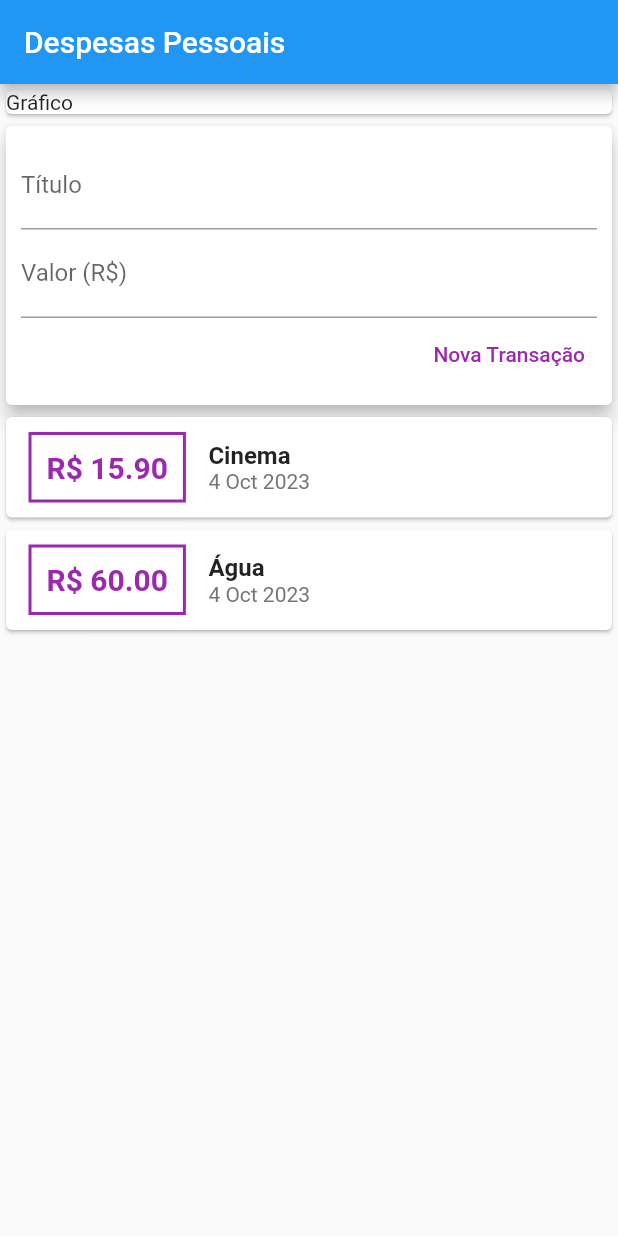
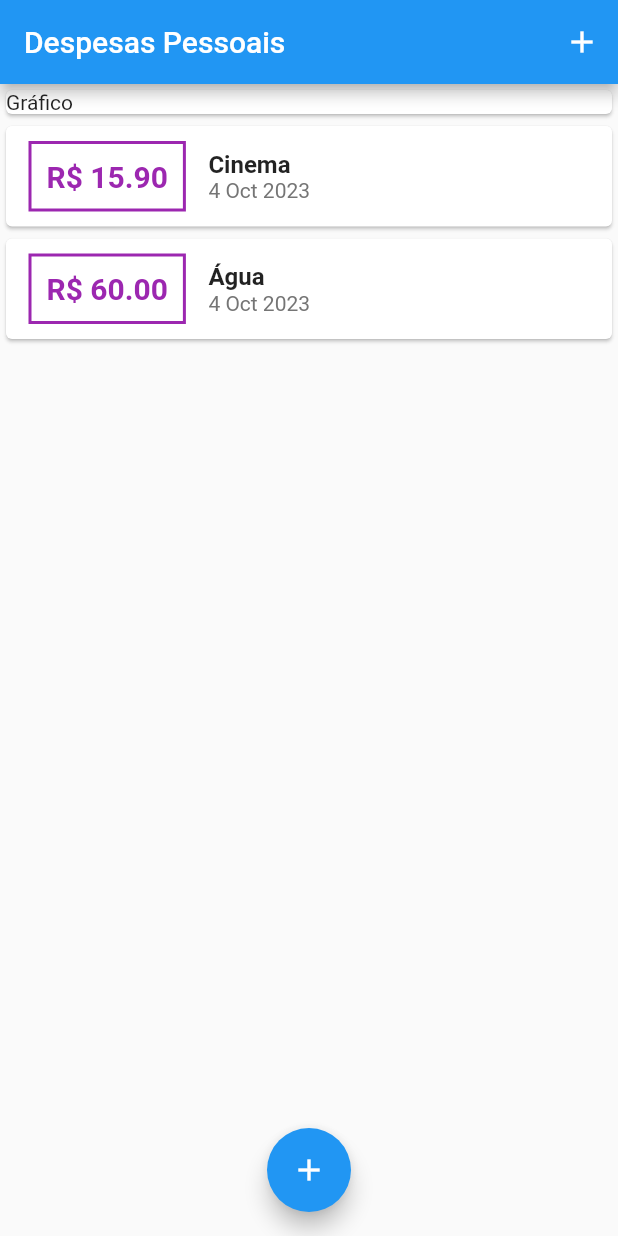
Before and after one commit to PedroLucasFernandes/personal-expenses-flutter-app, a Flutter app: the screen it shows after launch, on a phone screen of 412 x 824 dp. Run offline on Flutter 3.47's test engine with Material 2 defaults, Android fonts, the phone set to English and light mode, and no system bars.

Commit message:
feat: add new transaction modal

```diff
--- a/lib/components/transaction_user.dart
+++ /dev/null
@@ -1,53 +0,0 @@
-import 'dart:math';
-
-import 'package:flutter/material.dart';
-import 'transaction_form.dart';
-import 'transaction_list.dart';
-import 'package:personal_expenses/models/transaction.dart';
-
-class TransactionUser extends StatefulWidget {
-
-  @override
-  State<TransactionUser> createState() => _TransactionUserState();
-}
-
-class _TransactionUserState extends State<TransactionUser> {
-
-  final _transactions = [
-    Transaction(
-      id: "t1",
-      title: "Cinema",
-      value: 15.90,
-      date: DateTime.now(),
-    ),
-    Transaction(
-      id: "t2",
-      title: "Água",
-      value: 60.00,
-      date: DateTime.now(),
-    )
-  ];
-
-  _addTransaction(String title, double value){
-    final newTransaction = Transaction(
-      id: Random().nextDouble().toString(),
-      title: title,
-      value: value,
-      date: DateTime.now(),
-    );
-
-    setState(() {
-      _transactions.add(newTransaction);
-    });
-  }
-
-  @override
-  Widget build(BuildContext context) {
-    return Column(
-      children: <Widget>[
-        TransactionForm(_addTransaction),
-        TransactionList(_transactions),
-      ],
-    );
-  }
-}
--- a/lib/main.dart
+++ b/lib/main.dart
@@ -1,5 +1,8 @@
 import 'package:flutter/material.dart';
-import 'components/transaction_user.dart';
+import 'dart:math';
+import '../components/transaction_form.dart';
+import '../components/transaction_list.dart';
+import 'package:personal_expenses/models/transaction.dart';
 
 void main() => runApp(ExpensesApp());
 
@@ -13,13 +16,64 @@ class ExpensesApp extends StatelessWidget {
   }
 }
 
-class MyHomePage extends StatelessWidget {
+class MyHomePage extends StatefulWidget {
+
+  @override
+  _MyHomePageState createState() => _MyHomePageState();
+}
+
+class _MyHomePageState extends State<MyHomePage>{
+
+  final _transactions = [
+    Transaction(
+      id: "t1",
+      title: "Cinema",
+      value: 15.90,
+      date: DateTime.now(),
+    ),
+    Transaction(
+      id: "t2",
+      title: "Água",
+      value: 60.00,
+      date: DateTime.now(),
+    )
+  ];
+
+  _addTransaction(String title, double value){
+    final newTransaction = Transaction(
+      id: Random().nextDouble().toString(),
+      title: title,
+      value: value,
+      date: DateTime.now(),
+    );
+
+    setState(() {
+      _transactions.add(newTransaction);
+    });
+
+    Navigator.of(context).pop();
+  }
+
+  _openTransactionFormModal(BuildContext context) {
+    showModalBottomSheet(
+      context: context,
+      builder: (_) {
+        return TransactionForm(_addTransaction);
+      },
+    );
+  }
 
   @override
   Widget build(BuildContext context) {
     return Scaffold(
       appBar: AppBar(
         title: Text("Despesas Pessoais"),
+        actions: <Widget>[
+          IconButton(
+            icon: Icon(Icons.add),
+            onPressed: () =>_openTransactionFormModal(context),
+          ),
+        ],
       ),
       body: SingleChildScrollView(
         child: Column(
@@ -30,10 +84,15 @@ class MyHomePage extends StatelessWidget {
                 child: Text("Gráfico"),
               ),
             ),
-            TransactionUser(),
+            TransactionList(_transactions),
           ],
         ),
-      )
+      ),
+      floatingActionButton: FloatingActionButton(
+        child: Icon(Icons.add),
+        onPressed: () =>_openTransactionFormModal(context),
+      ),
+      floatingActionButtonLocation: FloatingActionButtonLocation.centerFloat,
     );
   }
 }
```
Also changed, not shown: lib/components/transaction_form.dart (+23 -8 lines).
